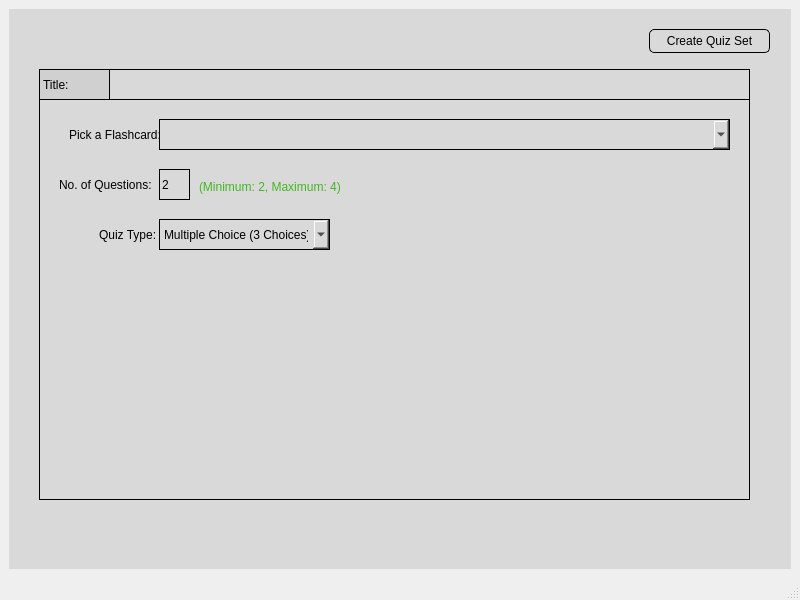
Before: the Qt Designer form ui/quizzes_window.ui in sudo-sanoo/quizify_flashcard_quizzer, drawn with Qt 5.
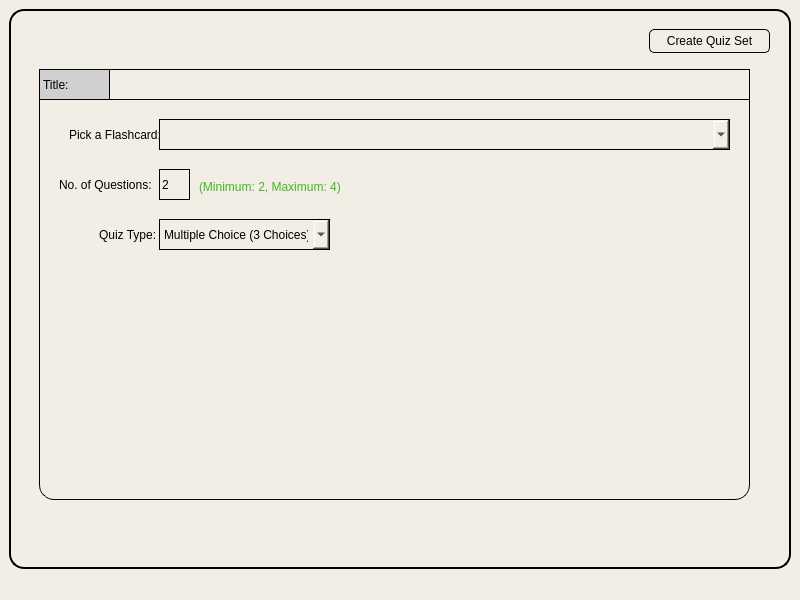
After: the same form once the commit is applied.

Commit message: added open-ended questions and updated UI

Patch:
```diff
--- a/ui/quizzes_window.ui
+++ b/ui/quizzes_window.ui
@@ -13,12 +13,17 @@
   <property name="windowTitle">
    <string>MainWindow</string>
   </property>
+  <property name="styleSheet">
+   <string notr="true">background-color: rgb(242, 238, 230);</string>
+  </property>
   <widget class="QWidget" name="centralwidget">
    <layout class="QVBoxLayout" name="verticalLayout">
     <item>
      <widget class="QWidget" name="widget" native="true">
       <property name="styleSheet">
-       <string notr="true">background-color: rgb(217, 217, 217);</string>
+       <string notr="true">background-color: rgb(242, 238, 230);
+border: 2px solid #000;
+border-radius: 15px;</string>
       </property>
       <widget class="QPushButton" name="pushButton">
        <property name="geometry">
@@ -51,7 +56,8 @@
         <enum>Qt::RightToLeft</enum>
        </property>
        <property name="styleSheet">
-        <string notr="true">color: rgb(170, 0, 0);</string>
+        <string notr="true">color: rgb(170, 0, 0);
+border: none;</string>
        </property>
        <property name="text">
         <string/>
@@ -94,7 +100,8 @@
         </property>
         <property name="styleSheet">
          <string notr="true">background-color: rgb(208, 208, 208);
-color: rgb(0, 0, 0);</string>
+color: rgb(0, 0, 0);
+border-radius:none;</string>
         </property>
         <property name="text">
          <string>Title:</string>
@@ -111,7 +118,8 @@
         </property>
         <property name="styleSheet">
          <string notr="true">border: 1px solid rgb(0, 0, 0);
-color: rgb(0, 0, 0);</string>
+color: rgb(0, 0, 0);
+border-radius:none;</string>
         </property>
        </widget>
        <widget class="QComboBox" name="flashcard_titles">
@@ -124,7 +132,8 @@
          </rect>
         </property>
         <property name="styleSheet">
-         <string notr="true">color: rgb(0, 0, 0);</string>
+         <string notr="true">color: rgb(0, 0, 0);
+border-radius:none;</string>
         </property>
         <property name="maxVisibleItems">
          <number>40</number>
@@ -174,7 +183,8 @@
          </rect>
         </property>
         <property name="styleSheet">
-         <string notr="true">color: rgb(0, 0, 0);</string>
+         <string notr="true">color: rgb(0, 0, 0);
+border-radius:none;</string>
         </property>
         <item>
          <property name="text">
@@ -220,7 +230,8 @@
          <enum>Qt::LeftToRight</enum>
         </property>
         <property name="styleSheet">
-         <string notr="true">color: rgb(0, 0, 0);</string>
+         <string notr="true">color: rgb(0, 0, 0);
+border-radius:none;</string>
         </property>
         <property name="wrapping">
          <bool>false</bool>
```
The commit also changes 4 other files.
